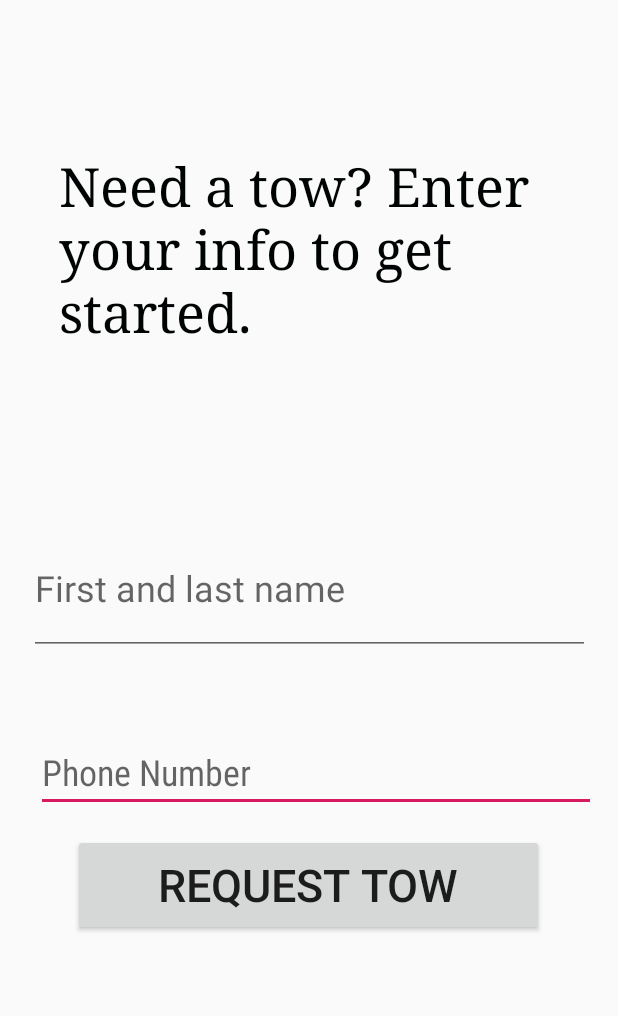
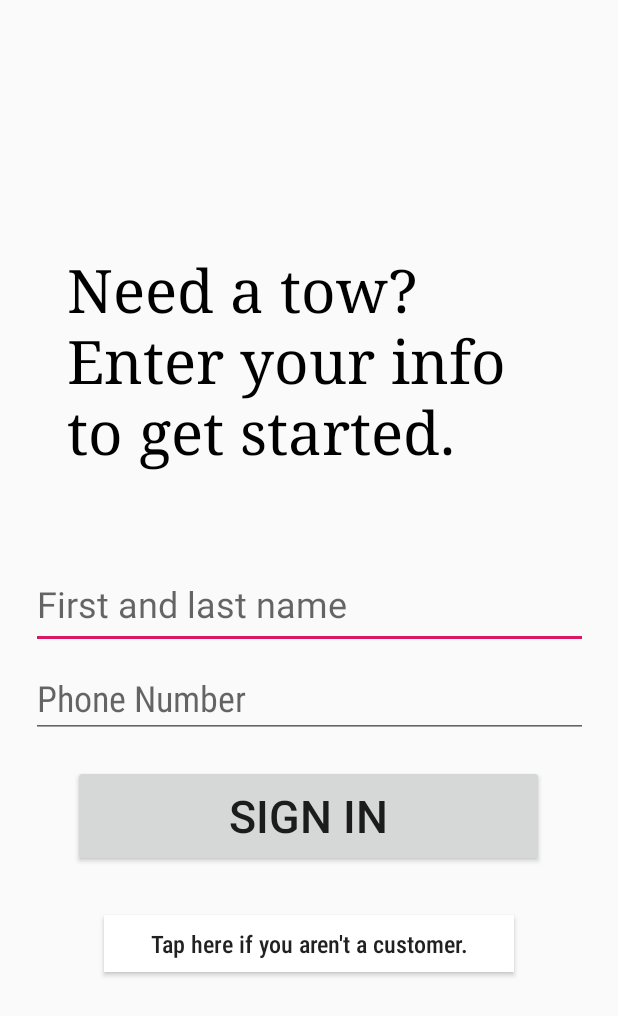
Before and after one commit to Jeshawn/Tow_Buddy_Client, an Android app: the WelcomeScreen screen opened directly, with no data from a screen before it, on a phone screen of 412 x 824 dp. Shown: the top 1016 px of the screen. Run offline under Robolectric (Android 15) with nearby library versions, the phone set to English and light mode, and no system bars.

Commit message:
Added login functionality.

```diff
--- a/app/src/main/res/layout/welcome_screen.xml
+++ b/app/src/main/res/layout/welcome_screen.xml
@@ -1,38 +1,75 @@
 <?xml version="1.0" encoding="utf-8"?>
-<android.support.constraint.ConstraintLayout
-    xmlns:android="http://schemas.android.com/apk/res/android"
+<android.support.constraint.ConstraintLayout xmlns:android="http://schemas.android.com/apk/res/android"
     xmlns:app="http://schemas.android.com/apk/res-auto"
     xmlns:tools="http://schemas.android.com/tools"
     android:layout_width="match_parent"
-    android:layout_height="match_parent">
+    android:layout_height="match_parent"
+    tools:visibility="visible">
 
-    <TextView
-        android:id="@+id/textView"
-        android:layout_width="315dp"
-        android:layout_height="230dp"
-        android:layout_marginStart="8dp"
-        android:layout_marginLeft="8dp"
-        android:layout_marginTop="100dp"
-        android:layout_marginEnd="8dp"
-        android:layout_marginRight="8dp"
-        android:fontFamily="serif"
-        android:text="@string/WelcomeMessage"
-        android:textColor="@color/colorPrimaryDark"
-        android:textSize="36sp"
-        app:layout_constraintEnd_toEndOf="parent"
-        app:layout_constraintHorizontal_bias="0.387"
-        app:layout_constraintStart_toStartOf="parent"
-        app:layout_constraintTop_toTopOf="parent" />
-
-    <EditText
-        android:id="@+id/customerPhoneNumber"
-        android:layout_width="373dp"
-        android:layout_height="88dp"
+    <Button
+        android:id="@+id/RequestTowButton"
+        android:layout_width="314dp"
+        android:layout_height="68dp"
         android:layout_marginStart="8dp"
         android:layout_marginLeft="8dp"
         android:layout_marginEnd="8dp"
         android:layout_marginRight="8dp"
         android:layout_marginBottom="8dp"
+        android:onClick="beginMainActivity"
+        android:text="@string/SignInButton_Text"
+        android:textSize="30sp"
+        app:layout_constraintBottom_toBottomOf="parent"
+        app:layout_constraintEnd_toEndOf="parent"
+        app:layout_constraintHorizontal_bias="0.493"
+        app:layout_constraintStart_toStartOf="parent"
+        app:layout_constraintTop_toBottomOf="@+id/customerPhoneNumber"
+        app:layout_constraintVertical_bias="0.07"
+        tools:text="@string/RequestTow_Button" />
+
+    <Button
+        android:id="@+id/NotACustomerButton"
+        android:layout_width="273dp"
+        android:layout_height="38dp"
+        android:layout_marginBottom="176dp"
+        android:background="#FFFFFF"
+        android:ellipsize="middle"
+        android:fontFamily="sans-serif-condensed-medium"
+        android:onClick="employeeLoggingIn"
+        android:text="@string/Not_a_customer"
+        android:textAllCaps="false"
+        android:textSize="16sp"
+        android:typeface="normal"
+        app:layout_constraintBottom_toBottomOf="parent"
+        app:layout_constraintEnd_toEndOf="parent"
+        app:layout_constraintStart_toStartOf="parent"
+        app:layout_constraintTop_toBottomOf="@+id/button"
+        app:layout_constraintVertical_bias="0.321" />
+
+    <EditText
+        android:id="@+id/customerName"
+        android:layout_width="371dp"
+        android:layout_height="59dp"
+        android:layout_marginBottom="4dp"
+        android:ems="10"
+        android:hint="@string/User_Name"
+        android:inputType="textPersonName"
+        android:textSize="24sp"
+        app:layout_constraintBottom_toTopOf="@+id/customerPhoneNumber"
+        app:layout_constraintEnd_toEndOf="parent"
+        app:layout_constraintStart_toStartOf="parent"
+        app:layout_constraintTop_toBottomOf="@+id/CustomerInfo"
+        app:layout_constraintVertical_bias="0.384"
+        tools:text="First and last name" />
+
+    <EditText
+        android:id="@+id/customerPhoneNumber"
+        android:layout_width="371dp"
+        android:layout_height="55dp"
+        android:layout_marginStart="8dp"
+        android:layout_marginLeft="8dp"
+        android:layout_marginEnd="8dp"
+        android:layout_marginRight="8dp"
+        android:layout_marginBottom="332dp"
         android:ems="10"
         android:fontFamily="sans-serif-condensed"
         android:gravity="bottom"
@@ -43,42 +80,23 @@
         android:textSize="24sp"
         app:layout_constraintBottom_toBottomOf="parent"
         app:layout_constraintEnd_toEndOf="parent"
-        app:layout_constraintHorizontal_bias="0.692"
         app:layout_constraintStart_toStartOf="parent"
-        app:layout_constraintTop_toBottomOf="@+id/textView"
-        app:layout_constraintVertical_bias="0.31" />
+        app:layout_constraintTop_toBottomOf="@+id/CustomerInfo"
+        app:layout_constraintVertical_bias="0.228" />
 
-    <Button
-        android:id="@+id/button"
-        android:layout_width="314dp"
-        android:layout_height="68dp"
-        android:layout_marginStart="8dp"
-        android:layout_marginLeft="8dp"
-        android:layout_marginEnd="8dp"
-        android:layout_marginRight="8dp"
-        android:layout_marginBottom="8dp"
-        android:onClick="beginMainActivity"
-        android:text="@string/WelcomeScreenButton"
-        android:textSize="30sp"
-        app:layout_constraintBottom_toBottomOf="parent"
-        app:layout_constraintEnd_toEndOf="parent"
-        app:layout_constraintHorizontal_bias="0.493"
-        app:layout_constraintStart_toStartOf="parent"
-        app:layout_constraintTop_toBottomOf="@+id/customerPhoneNumber"
-        app:layout_constraintVertical_bias="0.07"
-        tools:text="@string/WelcomeScreenButton" />
-
-    <EditText
-        android:id="@+id/customerName"
-        android:layout_width="374dp"
-        android:layout_height="89dp"
-        android:ems="10"
-        android:hint="@string/User_Name"
-        android:inputType="textPersonName"
-        android:textSize="24sp"
-        app:layout_constraintBottom_toTopOf="@+id/customerPhoneNumber"
+    <TextView
+        android:id="@+id/WelcomeMessage"
+        android:layout_width="323dp"
+        android:layout_height="153dp"
+        android:fontFamily="serif"
+        android:text="@string/WelcomeMessage"
+        android:textColor="#000000"
+        android:textSize="40sp"
+        app:layout_constraintBottom_toTopOf="@+id/customerName"
         app:layout_constraintEnd_toEndOf="parent"
         app:layout_constraintStart_toStartOf="parent"
-        app:layout_constraintTop_toBottomOf="@+id/textView"
-        tools:text="First and last name" />
+        app:layout_constraintTop_toTopOf="parent"
+        app:layout_constraintVertical_bias="0.757"
+        tools:text="@string/WelcomeMessage" />
+
 </android.support.constraint.ConstraintLayout>
--- a/app/src/main/res/values/strings.xml
+++ b/app/src/main/res/values/strings.xml
@@ -1,16 +1,27 @@
 <resources>
+    <string name="action_settings">Settings</string>
     <string name="app_name">Tow_Buddy_Prototype</string>
+    <string name="Accept_Coordinate_Send">Send</string>
     <string name="WelcomeMessage">Need a tow? Enter your info to get started.</string>
-    <string name="action_settings">Settings</string>
     <string name="Confirm_Location">Confirm Location</string>
+    <string name="Coordinate_Alert_Box_Message">Do you wish to send this location data?</string>
+    <string name="Decline_Coordinate_Send">Cancel</string>
+    <string name="EmployeeData">Enter your credentials to sign in.</string>
+    <string name="EmployeeId">Employee Id Number</string>
+    <string name="Failed_ToSendCoordinates">Send failed; please try again.</string>
+    <string name="FirstTimeLogin_Button">Tap here if you are a new employee</string>
+    <string name="IncorrectCredentials">You have entered incorrect credentials, please try again.</string>
+    <string name="IncorrectPhoneNumberMessage">Use 10 digit format.</string>
     <string name="Initial_Message">Press and hold marker, drag to change coordinates.</string>
-    <string name="Accept_Coordinate_Send">Send</string>
-    <string name="Decline_Coordinate_Send">Cancel</string>
-    <string name="Coordinate_Alert_Box_Message">Do you wish to send this location data?</string>
+    <string name="Not_a_customer">Tap here if you aren\'t a customer.</string>
+    <string name="PhoneNumberToInput">Phone Number</string>
+    <string name="RequestTow_Button">REQUEST TOW</string>
+    <string name="SignInButton_Text">SIGN IN</string>
+    <string name="Okay">Okay</string>
+    <string name="Cancel">Cancel</string>
     <string name="SuccessfulCoordinateSend">Coordinates Sent</string>
-    <string name="PhoneNumberToInput">Phone Number</string>
+    <string name="SuccessfulLogin">You are now logged in!</string>
+    <string name="SuccessfulLogout">You have successfully logged out.</string>
+    <string name="User_Name">First and last name</string>
     <string name="WelcomeScreenButton">Request tow</string>
-    <string name="IncorrectPhoneNumberMessage">Use 10 digit format.</string>
-    <string name="Failed_ToSendCoordinates">Send failed; please try again.</string>
-    <string name="User_Name">First and last name</string>
 </resources>
```
Also changed, not shown: app/src/main/java/com/Tow_Buddy/Tow_Buddy_Customer_Side/CoordinateSender.java (+1 -8 lines), app/src/main/java/com/Tow_Buddy/Tow_Buddy_Customer_Side/CustomerRepositoryLayer.java (renamed from app/src/main/java/com/Tow_Buddy/Tow_Buddy_Customer_Side/TowBuddyRepository.java, +12 -5 lines), app/src/main/java/com/Tow_Buddy/Tow_Buddy_Employee_Side/Dialog_IncorrectCredentials.java (added, +30 -0 lines), app/src/main/java/com/Tow_Buddy/Tow_Buddy_Employee_Side/Dialog_SuccessfullyLoggedIn.java (added, +30 -0 lines), app/src/main/java/com/Tow_Buddy/Tow_Buddy_Employee_Side/Dialog_SuccessfullyLoggedOut.java (added, +30 -0 lines), app/src/main/java/com/Tow_Buddy/Tow_Buddy_Employee_Side/EmployeeLoginPage.java (added, +38 -0 lines), app/src/main/java/com/Tow_Buddy/Tow_Buddy_Employee_Side/EmployeeRepositoryLayer.java (added, +137 -0 lines), app/src/main/java/com/Tow_Buddy/WelcomeScreen.java (+8 -1 lines), app/src/main/res/layout/employee_login_page.xml (added, +115 -0 lines).
